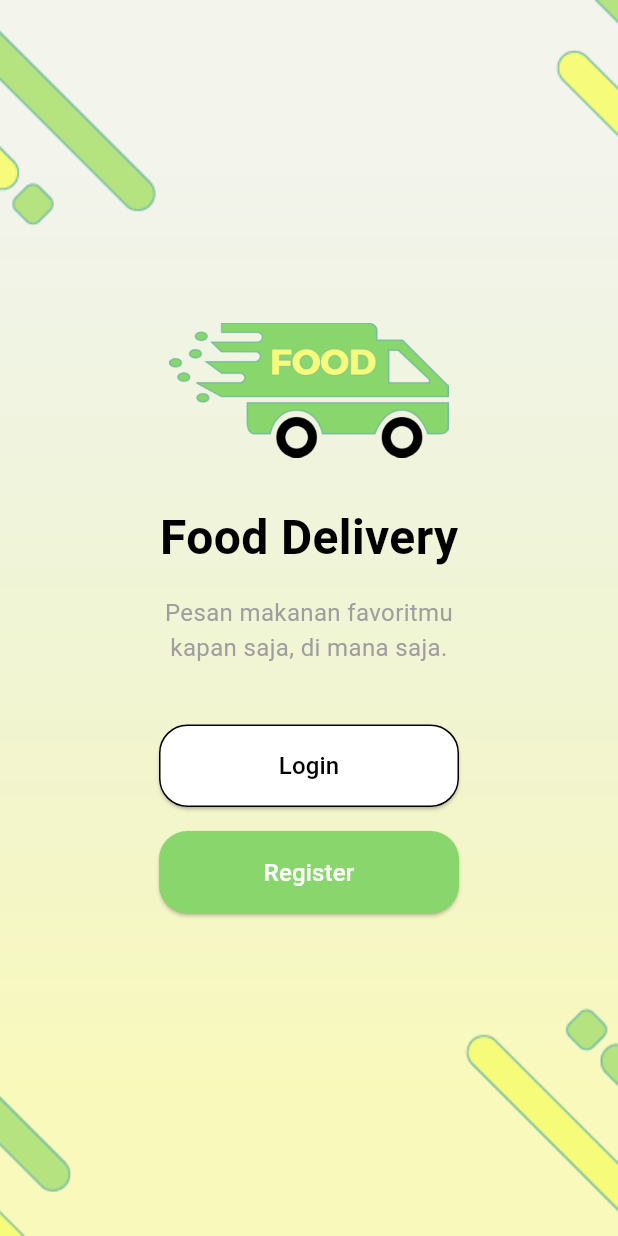
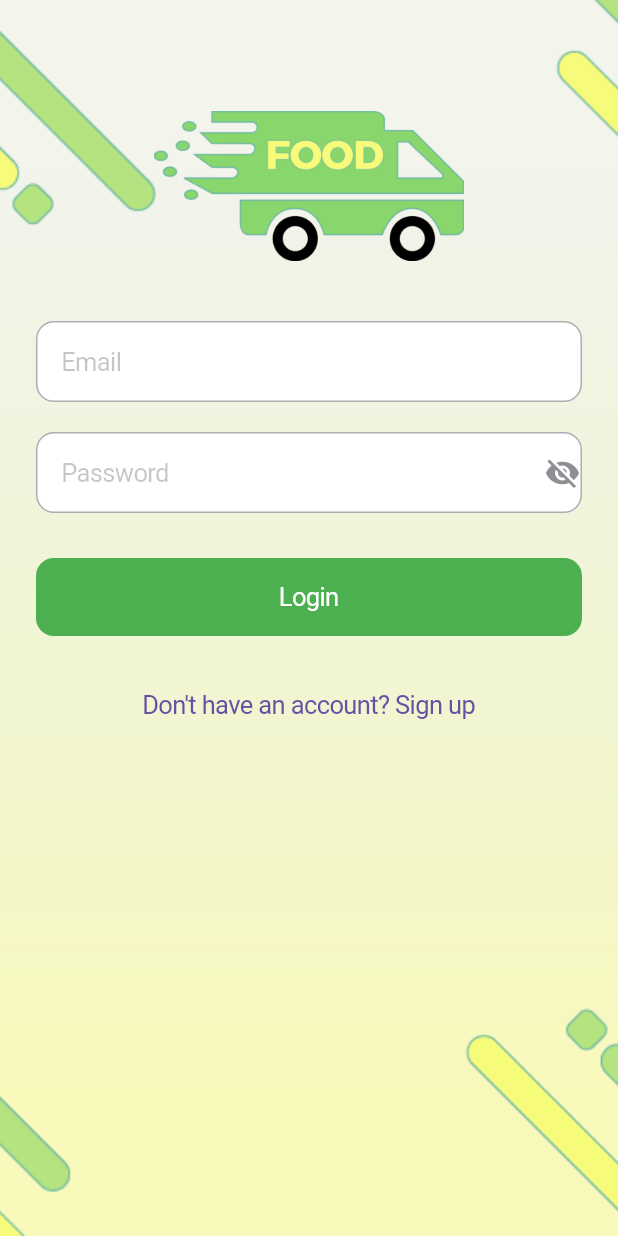
Before and after one commit to DimarsMars/Tim2_FoodDelivery, a Flutter app: the screen it shows after launch, after a tap on "Login", on a phone screen of 412 x 824 dp. Run offline on Flutter 3.47's test engine with Material 3 defaults, Android fonts, the phone set to English and light mode, and no system bars.

Commit message:
add register & login page

```diff
--- /dev/null
+++ b/lib/pages/login_page.dart
@@ -0,0 +1,109 @@
+import 'package:flutter/cupertino.dart';
+import 'package:flutter/material.dart';
+
+class LoginPage extends StatefulWidget {
+  const LoginPage({super.key});
+
+  @override
+  State<LoginPage> createState() => _LoginPageState();
+}
+
+class _LoginPageState extends State<LoginPage> {
+  final TextEditingController emailController = TextEditingController();
+  final TextEditingController passwordController = TextEditingController();
+
+  bool _obscurePassword = true;
+
+  @override
+  Widget build(BuildContext context) {
+    return CupertinoPageScaffold(
+      child: Stack(
+        children: [
+          Positioned.fill(
+            child: Image.asset(
+              'assets/background_welcome_page.png',
+              fit: BoxFit.cover,
+            ),
+          ),
+
+          SafeArea(
+            child: Padding(
+              padding: const EdgeInsets.all(24.0),
+              child: Column(
+                crossAxisAlignment: CrossAxisAlignment.stretch,
+                children: [
+                  const SizedBox(height: 50),
+                  Center(
+                    child: Image.asset(
+                      'assets/food_delivery.png',
+                      height: 100,
+                    ),
+                  ),
+                  const SizedBox(height: 40),
+                  CupertinoTextField(
+                    controller: emailController,
+                    placeholder: 'Email',
+                    padding: const EdgeInsets.all(16),
+                    keyboardType: TextInputType.emailAddress,
+                    style: const TextStyle(color: CupertinoColors.black),
+                    decoration: BoxDecoration(
+                      color: CupertinoColors.white,
+                      border: Border.all(color: CupertinoColors.systemGrey2),
+                      borderRadius: BorderRadius.circular(12),
+                    ),
+                  ),
+                  const SizedBox(height: 20),
+                  CupertinoTextField(
+                    controller: passwordController,
+                    placeholder: 'Password',
+                    obscureText: _obscurePassword,
+                    padding: const EdgeInsets.all(16),
+                    keyboardType: TextInputType.visiblePassword,
+                    style: const TextStyle(color: CupertinoColors.black),
+                    suffix: GestureDetector(
+                      onTap: () {
+                        setState(() {
+                          _obscurePassword = !_obscurePassword;
+                        });
+                      },
+                      child: Icon(
+                        _obscurePassword ? Icons.visibility_off : Icons.visibility,
+                        color: CupertinoColors.systemGrey,
+                      ),
+                    ),
+                    decoration: BoxDecoration(
+                      color: CupertinoColors.white,
+                      border: Border.all(color: CupertinoColors.systemGrey2),
+                      borderRadius: BorderRadius.circular(12),
+                    ),
+                  ),
+                  const SizedBox(height: 30),
+                  CupertinoButton(
+                    color: const Color(0xFF4CAF50),
+                    borderRadius: BorderRadius.circular(12),
+                    child: const Text(
+                      "Login",
+                      style: TextStyle(color: CupertinoColors.white),
+                    ),
+                    onPressed: () {
+                      final email = emailController.text;
+                      final password = passwordController.text;
+                      print("Email: $email");
+                      print("Password: $password");
+                    },
+                  ),
+                  const SizedBox(height: 20),
+                  CupertinoButton(
+                    child: const Text("Don't have an account? Sign up"),
+                    onPressed: () {
+                    },
+                  ),
+                ],
+              ),
+            ),
+          ),
+        ],
+      ),
+    );
+  }
+}
--- a/lib/pages/welcome_page.dart
+++ b/lib/pages/welcome_page.dart
@@ -1,20 +1,6 @@
 import 'package:flutter/material.dart';
-
-void main() {
-  runApp(const MyApp());
-}
-
-class MyApp extends StatelessWidget {
-  const MyApp({super.key});
-
-  @override
-  Widget build(BuildContext context) {
-    return MaterialApp(
-      debugShowCheckedModeBanner: false,
-      home: const WelcomePage(),
-    );
-  }
-}
+import 'login_page.dart';
+import 'register_page.dart';
 
 class WelcomePage extends StatelessWidget {
   const WelcomePage({super.key});
@@ -67,6 +53,10 @@ class WelcomePage extends StatelessWidget {
                         child: ElevatedButton(
                           onPressed: () {
                             // Navigasi ke halaman login
+                            Navigator.push(
+                              context,
+                              MaterialPageRoute(builder: (context) => const LoginPage()),
+                            );
                           },
                           style: ElevatedButton.styleFrom(
                             backgroundColor: Colors.white,
@@ -94,6 +84,10 @@ class WelcomePage extends StatelessWidget {
                         child: ElevatedButton(
                           onPressed: () {
                             // Navigasi ke halaman register
+                            Navigator.push(
+                              context,
+                              MaterialPageRoute(builder: (context) => const RegisterPage()),
+                            );
                           },
                           style: ElevatedButton.styleFrom(
                             backgroundColor: Color(0xFF88D66C),
```
Also changed, not shown: lib/pages/register_page.dart (added, +151 -0 lines).
